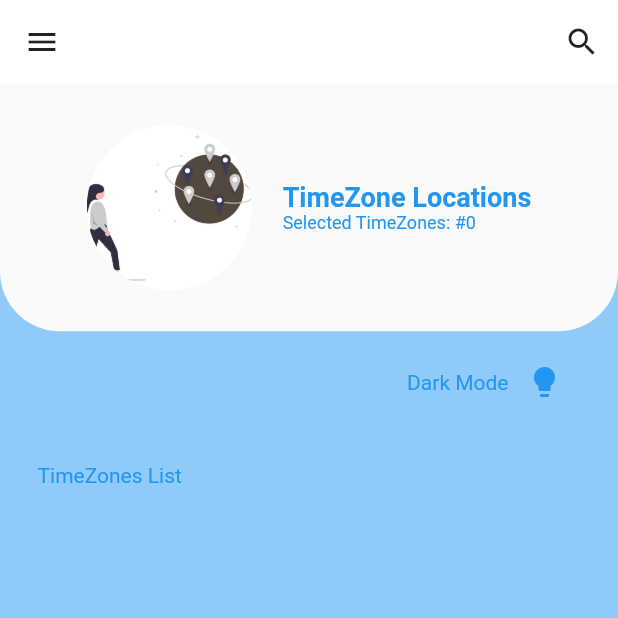
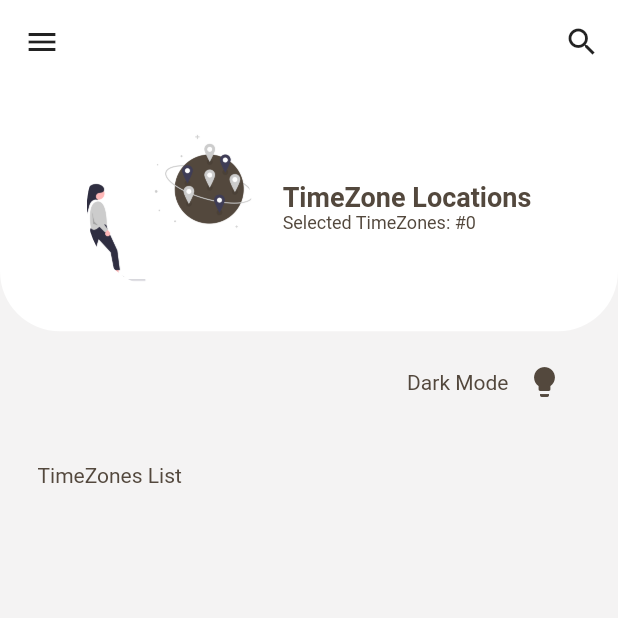
Before and after one commit to ppmaluch/timezone_locations_app, a Flutter app: the screen it shows after launch, on a phone screen of 412 x 824 dp, the top half of it. Run offline on Flutter 3.47's test engine with Material 2 defaults, Android fonts, the light colour scheme and no system bars; our stand-ins replace jiffy, modal_progress_hud; project files that could hold a hidden picture were left out.

Commit message:
[REFORMAT] use mytheme class and set default theme from system settings

```diff
--- a/lib/main.dart
+++ b/lib/main.dart
@@ -1,8 +1,8 @@
 import 'package:flutter/material.dart';
-import 'package:flutter/services.dart';
 import 'package:provider/provider.dart';
 import 'package:timezone_locations_app/src/providers/providers.dart';
 import 'package:timezone_locations_app/src/routes/routes.dart';
+import 'package:timezone_locations_app/src/utils/theme_utils.dart';
 import 'package:timezone_locations_app/src/utils/utils.dart';
 
 void main() {
@@ -14,17 +14,12 @@ class MyApp extends StatelessWidget {
   Widget build(BuildContext context) {
     return MultiProvider(
       providers: providers,
-          child: MaterialApp(
+      child: MaterialApp(
         initialRoute: Environments.homeRoute,
         routes: appRoutes,
-        theme: ThemeData(
-            fontFamily: 'Roboto',
-            visualDensity: VisualDensity.adaptivePlatformDensity,
-            appBarTheme: Theme.of(context).appBarTheme.copyWith(
-                color: Colors.white,
-                brightness: Brightness.light,
-                textTheme: TextTheme(headline6: TextStyle(color: Colors.black87)),
-                iconTheme: IconThemeData(color: Colors.black87))),
+        themeMode: ThemeMode.system,
+        theme: MyTheme.lightTheme(context),
+        darkTheme: MyTheme.darkTheme(context),
       ),
     );
   }
```
